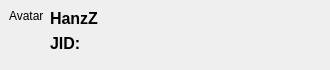
Qt form widgets/rostertooltip.ui (xmpp-graveyard/jabbim) before a commit.
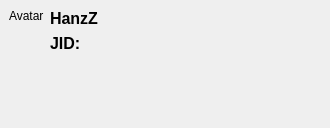
The same form after that commit.

Commit message: zobrazovani tooltipu nad mysitko pokud se nevejde do prostoru vymezeneho systemem pro okna

```diff
--- a/widgets/rostertooltip.ui
+++ b/widgets/rostertooltip.ui
@@ -6,7 +6,7 @@
     <x>0</x>
     <y>0</y>
     <width>330</width>
-    <height>70</height>
+    <height>128</height>
    </rect>
   </property>
   <property name="windowTitle" >
@@ -63,7 +63,7 @@
        <property name="sizeHint" >
         <size>
          <width>20</width>
-         <height>40</height>
+         <height>1</height>
         </size>
        </property>
       </spacer>
@@ -91,7 +91,7 @@
      <property name="sizeHint" >
       <size>
        <width>20</width>
-       <height>41</height>
+       <height>1</height>
       </size>
      </property>
     </spacer>
```
The commit also changes 2 other files.
